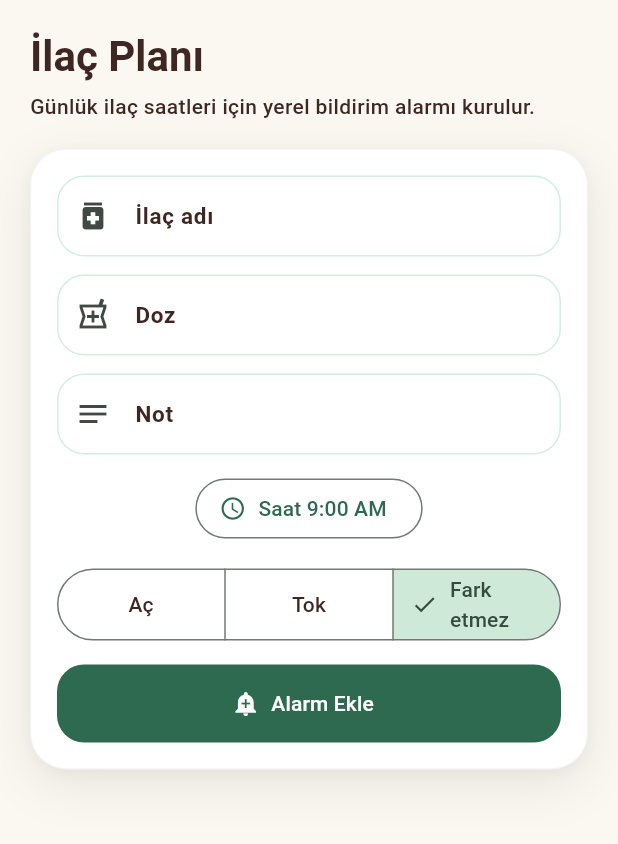
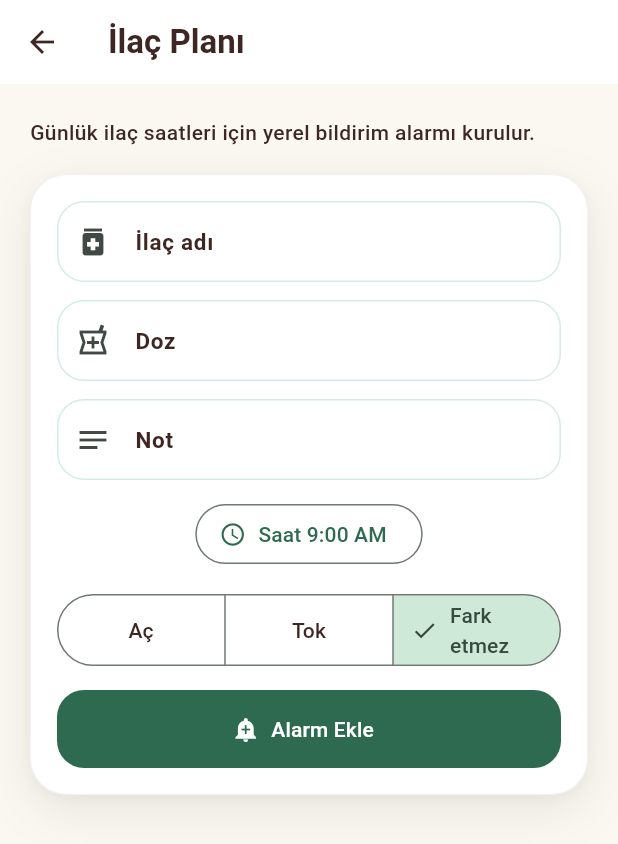
Before and after one commit to gorkemcolakk/Aura-Health-Personal-Assistant, a Flutter app: the MedicationScreen screen opened directly, on a phone screen of 412 x 824 dp. Shown: the top 844 px of the screen. Run offline on Flutter 3.47's test engine with Material 3 defaults, Android fonts, the phone set to English and light mode, and no system bars; our stand-ins replace fl_chart, flutter_local_notifications, flutter_map, geolocator, latlong2, local_auth and 5 more; missing offline and left inert: local_auth_android, local_auth_darwin; accounts and stored records are empty.

Commit message:
fix: add Scaffold and AppBar to MedicationScreen to resolve Material widget error

```diff
--- a/lib/src/screens/medication_screen.dart
+++ b/lib/src/screens/medication_screen.dart
@@ -30,12 +30,14 @@ class _MedicationScreenState extends State<MedicationScreen> {
   Widget build(BuildContext context) {
     final controller = AuraScope.of(context);
 
-    return SafeArea(
+    return Scaffold(
+      appBar: AppBar(
+        title: Text(controller.tr('med_title')),
+      ),
+      body: SafeArea(
         child: ListView(
           padding: const EdgeInsets.fromLTRB(20, 22, 20, 120),
           children: [
-          Text(controller.tr('med_title'), style: Theme.of(context).textTheme.headlineMedium),
-          const SizedBox(height: 8),
             Text(controller.tr('med_subtitle')),
             const SizedBox(height: 18),
           AuraCard(
@@ -209,6 +211,7 @@ class _MedicationScreenState extends State<MedicationScreen> {
           ),
           ],
         ),
+      ),
     );
   }
 }
```
Lines whose indentation alone changed are shown as unchanged.
